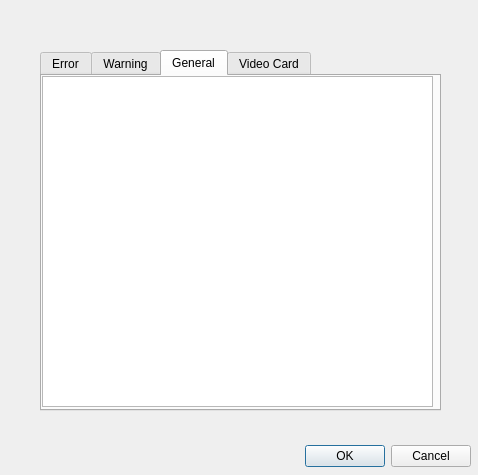
This is neurolabi/gui/dialogs/diagnosisdialog.ui in janelia-flyem/NeuTu as Qt 5 draws it before an edit. The edited form follows.
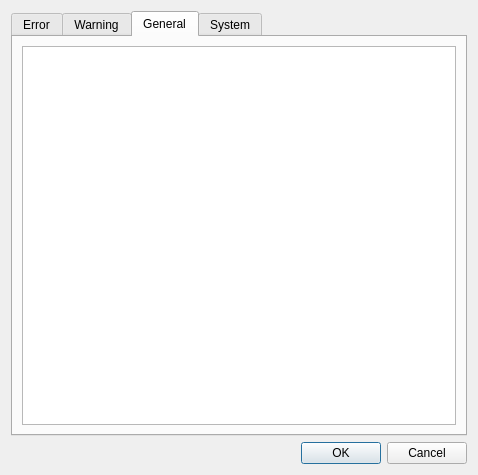
This is the edited form.

```diff
--- a/neurolabi/gui/dialogs/diagnosisdialog.ui
+++ b/neurolabi/gui/dialogs/diagnosisdialog.ui
@@ -13,31 +13,9 @@
   <property name="windowTitle">
    <string>Diagnosis</string>
   </property>
-  <widget class="QDialogButtonBox" name="buttonBox">
-   <property name="geometry">
-    <rect>
-     <x>130</x>
-     <y>440</y>
-     <width>341</width>
-     <height>32</height>
-    </rect>
-   </property>
-   <property name="orientation">
-    <enum>Qt::Horizontal</enum>
-   </property>
-   <property name="standardButtons">
-    <set>QDialogButtonBox::Cancel|QDialogButtonBox::Ok</set>
-   </property>
-  </widget>
+  <layout class="QVBoxLayout" name="verticalLayout">
+   <item>
   <widget class="QTabWidget" name="tabWidget">
-   <property name="geometry">
-    <rect>
-     <x>40</x>
-     <y>50</y>
-     <width>401</width>
-     <height>361</height>
-    </rect>
-   </property>
    <property name="currentIndex">
     <number>2</number>
    </property>
@@ -75,33 +53,35 @@
     <attribute name="title">
      <string>General</string>
     </attribute>
-    <widget class="QTextBrowser" name="infoTextBrowser">
-     <property name="geometry">
-      <rect>
-       <x>0</x>
-       <y>0</y>
-       <width>391</width>
-       <height>331</height>
-      </rect>
-     </property>
-    </widget>
+      <layout class="QVBoxLayout" name="verticalLayout_2">
+       <item>
+        <widget class="QTextBrowser" name="infoTextBrowser"/>
+       </item>
+      </layout>
    </widget>
    <widget class="QWidget" name="tab">
     <attribute name="title">
-     <string>Video Card</string>
-    </attribute>
-    <widget class="QPlainTextEdit" name="videoCardInfoTextEdit">
-     <property name="geometry">
-      <rect>
-       <x>0</x>
-       <y>0</y>
-       <width>391</width>
-       <height>331</height>
-      </rect>
-     </property>
-    </widget>
-   </widget>
-  </widget>
+       <string>System</string>
+      </attribute>
+      <layout class="QVBoxLayout" name="verticalLayout_3">
+       <item>
+        <widget class="QPlainTextEdit" name="videoCardInfoTextEdit"/>
+       </item>
+      </layout>
+     </widget>
+    </widget>
+   </item>
+   <item>
+    <widget class="QDialogButtonBox" name="buttonBox">
+     <property name="orientation">
+      <enum>Qt::Horizontal</enum>
+     </property>
+     <property name="standardButtons">
+      <set>QDialogButtonBox::Cancel|QDialogButtonBox::Ok</set>
+     </property>
+    </widget>
+   </item>
+  </layout>
  </widget>
  <resources/>
  <connections>
```
Left out of the diff: 30 changed lines with no effect on the pictures. Lines whose indentation alone changed are shown as unchanged.
